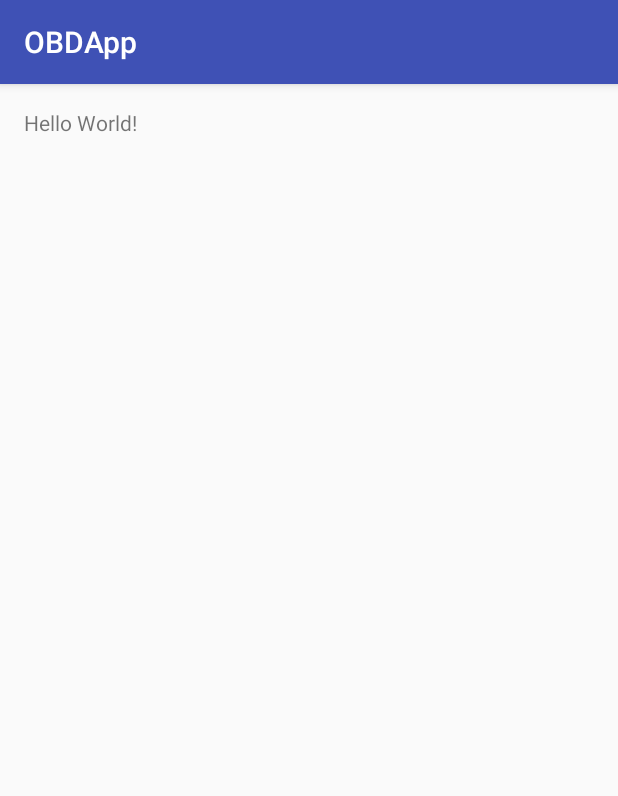
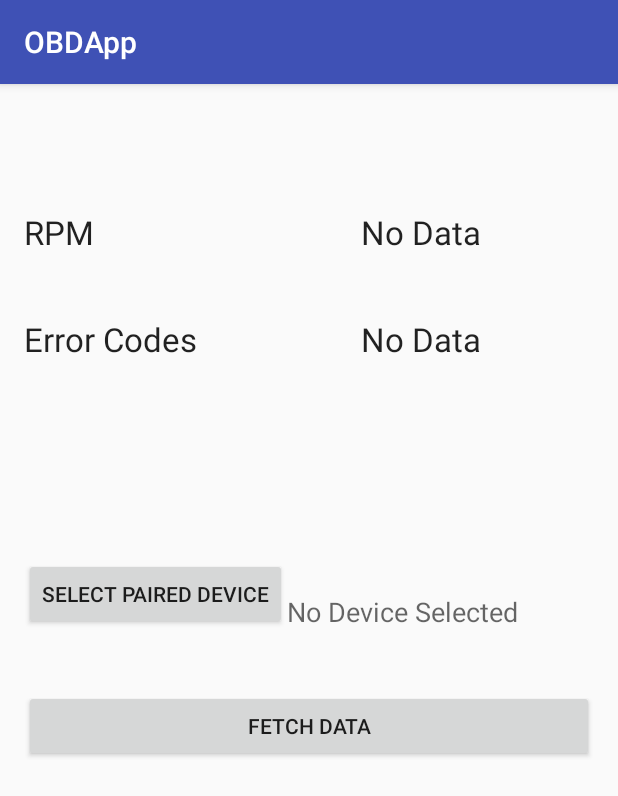
Before and after one commit to vimalanandans/AdapterZirks, an Android app: the screen it shows after launch (MainActivity), on a phone screen of 412 x 824 dp. Shown: the top 796 px of the screen. Run offline under Robolectric (Android 15) with nearby library versions, the phone set to English and light mode, and no system bars.

Commit message:
Sample app for OBDZerk - Initial code

```diff
--- a/OBDAdapter/obdapp/build.gradle
+++ b/OBDAdapter/obdapp/build.gradle
@@ -17,7 +17,11 @@ android {
             proguardFiles getDefaultProguardFile('proguard-android.txt'), 'proguard-rules.pro'
         }
     }
+    packagingOptions {
+        exclude 'asm-license.txt'
+    }
 }
+
 
 dependencies {
     compile fileTree(dir: 'libs', include: ['*.jar'])
--- a/OBDAdapter/obdapp/src/main/AndroidManifest.xml
+++ b/OBDAdapter/obdapp/src/main/AndroidManifest.xml
@@ -1,6 +1,9 @@
 <?xml version="1.0" encoding="utf-8"?>
 <manifest xmlns:android="http://schemas.android.com/apk/res/android"
     package="com.bezirk.obd.app">
+
+    <uses-permission android:name="android.permission.BLUETOOTH" />
+    <uses-permission android:name="android.permission.BLUETOOTH_ADMIN" />
 
     <application
         android:allowBackup="true"
@@ -8,7 +11,7 @@
         android:label="@string/app_name"
         android:supportsRtl="true"
         android:theme="@style/AppTheme">
-        <activity android:name=".MainActivity">
+        <activity android:name="com.bezirk.obd.activity.MainActivity">
             <intent-filter>
                 <action android:name="android.intent.action.MAIN" />
 
--- /dev/null
+++ b/OBDAdapter/obdapp/src/main/java/com/bezirk/obd/activity/MainActivity.java
@@ -0,0 +1,84 @@
+package com.bezirk.obd.activity;
+
+import android.app.AlertDialog;
+import android.bluetooth.BluetoothAdapter;
+import android.bluetooth.BluetoothDevice;
+import android.content.Context;
+import android.content.DialogInterface;
+import android.content.SharedPreferences;
+import android.os.Bundle;
+import android.support.v7.app.AppCompatActivity;
+import android.view.View;
+import android.widget.ArrayAdapter;
+import android.widget.Button;
+import android.widget.Toast;
+
+import com.bezirk.obd.app.R;
+import com.bezirk.obd.constants.Constants;
+
+import java.util.ArrayList;
+import java.util.Set;
+
+public class MainActivity extends AppCompatActivity {
+
+    SharedPreferences pref;
+    ArrayList deviceStrs;
+    Context appContext;
+    @Override
+    protected void onCreate(Bundle savedInstanceState) {
+        super.onCreate(savedInstanceState);
+        setContentView(R.layout.activity_main);
+
+        pref=this.getSharedPreferences("user_options", MODE_PRIVATE);
+        appContext = this.getApplicationContext();
+        deviceStrs = new ArrayList();
+        final ArrayList devices = new ArrayList();
+
+        BluetoothAdapter btAdapter = BluetoothAdapter.getDefaultAdapter();
+        Set<BluetoothDevice> pairedDevices = btAdapter.getBondedDevices();
+        if (pairedDevices.size() > 0)
+        {
+            for (BluetoothDevice device : pairedDevices)
+            {
+                deviceStrs.add(device.getName() + "\n" + device.getAddress());
+                devices.add(device.getAddress());
+            }
+        }
+
+        // show list
+
+
+
+        Button button = (Button) findViewById(R.id.pairedDeviceButton);
+        button.setOnClickListener(new View.OnClickListener() {
+
+            public void onClick(View v) {
+                Toast.makeText(appContext, "Button Clicked", Toast.LENGTH_LONG).show();
+                final AlertDialog.Builder alertDialog = new AlertDialog.Builder(MainActivity.this);
+
+                ArrayAdapter adapter = new ArrayAdapter(appContext, android.R.layout.select_dialog_singlechoice,
+                        deviceStrs.toArray(new String[deviceStrs.size()]));
+
+                int userChoice = pref.getInt(Constants.BLUETOOTH_SELECTED, -1);
+                alertDialog.setSingleChoiceItems(adapter, userChoice, new DialogInterface.OnClickListener() {
+                    @Override
+                    public void onClick(DialogInterface dialog, int which)
+                    {
+                        dialog.dismiss();
+                        int position = ((AlertDialog) dialog).getListView().getCheckedItemPosition();
+                        String deviceAddress = devices.get(position).toString();
+                        System.out.println("deviceaddress::"+deviceStrs.get(position) +        "        "+position);
+                        // TODO save deviceAddress
+                        SharedPreferences.Editor editor = pref.edit();
+                        editor.putInt(Constants.BLUETOOTH_SELECTED,position).apply();
+                    }
+                });
+
+                alertDialog.setTitle("Choose Bluetooth device");
+                alertDialog.show();
+            }
+        });
+    }
+
+
+}
--- a/OBDAdapter/obdapp/src/main/res/layout/activity_main.xml
+++ b/OBDAdapter/obdapp/src/main/res/layout/activity_main.xml
@@ -7,10 +7,83 @@
     android:paddingLeft="@dimen/activity_horizontal_margin"
     android:paddingRight="@dimen/activity_horizontal_margin"
     android:paddingTop="@dimen/activity_vertical_margin"
-    tools:context="com.bezirk.obd.app.MainActivity">
+    tools:context="com.bezirk.obd.activity.MainActivity">
 
     <TextView
         android:layout_width="wrap_content"
         android:layout_height="wrap_content"
-        android:text="Hello World!" />
+        android:textAppearance="?android:attr/textAppearanceLarge"
+        android:text="RPM"
+        android:id="@+id/rpm"
+        android:layout_alignParentTop="true"
+        android:layout_alignParentLeft="true"
+        android:layout_alignParentStart="true"
+        android:layout_marginTop="68dp" />
+
+    <TextView
+        android:layout_width="wrap_content"
+        android:layout_height="wrap_content"
+        android:textAppearance="?android:attr/textAppearanceLarge"
+        android:text="No Data"
+        android:id="@+id/rpmValue"
+        android:layout_above="@+id/errorCodes"
+        android:layout_alignLeft="@+id/errorCodesValue"
+        android:layout_alignStart="@+id/errorCodesValue" />
+
+    <TextView
+        android:layout_width="wrap_content"
+        android:layout_height="wrap_content"
+        android:textAppearance="?android:attr/textAppearanceLarge"
+        android:text="Error Codes"
+        android:id="@+id/errorCodes"
+        android:layout_below="@+id/rpm"
+        android:layout_alignParentLeft="true"
+        android:layout_alignParentStart="true"
+        android:layout_marginTop="42dp" />
+
+    <TextView
+        android:layout_width="wrap_content"
+        android:layout_height="wrap_content"
+        android:textAppearance="?android:attr/textAppearanceLarge"
+        android:text="No Data"
+        android:id="@+id/errorCodesValue"
+        android:layout_alignTop="@+id/errorCodes"
+        android:layout_alignParentRight="true"
+        android:layout_alignParentEnd="true"
+        android:layout_marginRight="75dp"
+        android:layout_marginEnd="75dp" />
+
+    <Button
+        android:layout_width="wrap_content"
+        android:layout_height="wrap_content"
+        android:text="Select Paired Device"
+        android:id="@+id/pairedDeviceButton"
+        android:layout_below="@+id/errorCodes"
+        android:layout_alignParentLeft="true"
+        android:layout_alignParentStart="true"
+        android:layout_marginTop="131dp" />
+
+    <Button
+        android:layout_width="wrap_content"
+        android:layout_height="wrap_content"
+        android:text="Fetch Data"
+        android:id="@+id/fetchData"
+        android:layout_below="@+id/pairedDeviceButton"
+        android:layout_alignParentLeft="true"
+        android:layout_alignParentStart="true"
+        android:layout_marginTop="40dp"
+        android:layout_toStartOf="@+id/errorCodesValue"
+        android:layout_alignParentRight="true"
+        android:layout_alignParentEnd="true" />
+
+    <TextView
+        android:layout_width="wrap_content"
+        android:layout_height="wrap_content"
+        android:textAppearance="?android:attr/textAppearanceMedium"
+        android:text="No Device Selected"
+        android:id="@+id/selectedDevice"
+        android:layout_above="@+id/fetchData"
+        android:layout_toRightOf="@+id/pairedDeviceButton"
+        android:layout_toEndOf="@+id/pairedDeviceButton" />
+
 </RelativeLayout>
```
Also changed, not shown: OBDAdapter/obdapp/src/main/java/com/bezirk/obd/app/MainActivity.java (deleted, +0 -13 lines), OBDAdapter/obdapp/src/main/java/com/bezirk/obd/constants/Constants.java (added, +8 -0 lines), 1 other file.
